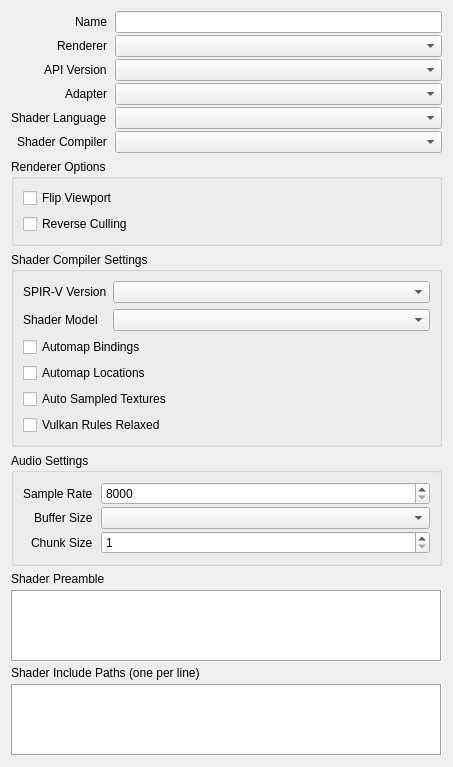
Old version of the form src/session/properties/SessionProperties.ui in the repository houmain/gpupad.
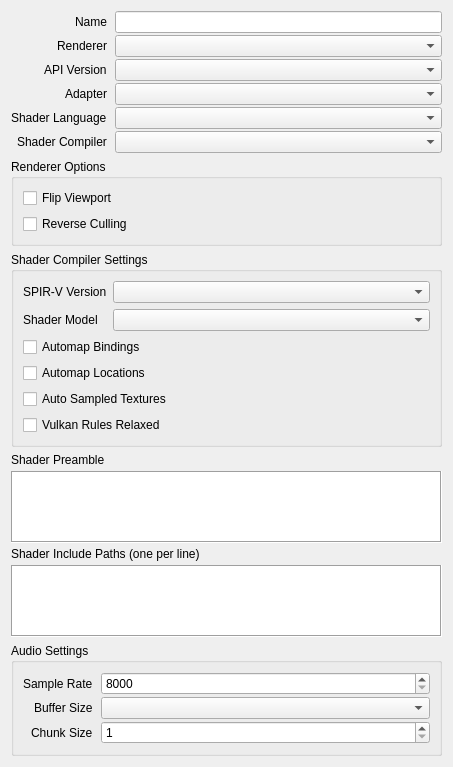
New version of the form. Custom widgets are drawn as their Qt base class.

Commit message: Moved Audio Settings to the end of session properties

What changed in the file:
```diff
--- a/src/session/properties/SessionProperties.ui
+++ b/src/session/properties/SessionProperties.ui
@@ -7,7 +7,7 @@
     <x>0</x>
     <y>0</y>
     <width>453</width>
-    <height>730</height>
+    <height>758</height>
    </rect>
   </property>
   <layout class="QVBoxLayout" name="verticalLayout">
@@ -180,6 +180,47 @@
      </layout>
     </widget>
    </item>
+   <item>
+    <layout class="QVBoxLayout" name="verticalLayout_3">
+     <property name="spacing">
+      <number>4</number>
+     </property>
+     <item>
+      <widget class="QLabel" name="labelShaderPreamble">
+       <property name="text">
+        <string>Shader Preamble</string>
+       </property>
+      </widget>
+     </item>
+     <item>
+      <widget class="ExpressionEditor" name="shaderPreamble">
+       <property name="frameShape">
+        <enum>QFrame::Shape::Box</enum>
+       </property>
+       <property name="lineWrapMode">
+        <enum>QPlainTextEdit::LineWrapMode::NoWrap</enum>
+       </property>
+      </widget>
+     </item>
+     <item>
+      <widget class="QLabel" name="labelShaderIncludePaths">
+       <property name="text">
+        <string>Shader Include Paths (one per line)</string>
+       </property>
+      </widget>
+     </item>
+     <item>
+      <widget class="ExpressionEditor" name="shaderIncludePaths">
+       <property name="frameShape">
+        <enum>QFrame::Shape::Box</enum>
+       </property>
+       <property name="lineWrapMode">
+        <enum>QPlainTextEdit::LineWrapMode::NoWrap</enum>
+       </property>
+      </widget>
+     </item>
+    </layout>
+   </item>
    <item>
     <widget class="QGroupBox" name="audioSettings">
      <property name="title">
@@ -245,47 +286,6 @@
      </layout>
     </widget>
    </item>
-   <item>
-    <layout class="QVBoxLayout" name="verticalLayout_3">
-     <property name="spacing">
-      <number>4</number>
-     </property>
-     <item>
-      <widget class="QLabel" name="labelShaderPreamble">
-       <property name="text">
-        <string>Shader Preamble</string>
-       </property>
-      </widget>
-     </item>
-     <item>
-      <widget class="ExpressionEditor" name="shaderPreamble">
-       <property name="frameShape">
-        <enum>QFrame::Shape::Box</enum>
-       </property>
-       <property name="lineWrapMode">
-        <enum>QPlainTextEdit::LineWrapMode::NoWrap</enum>
-       </property>
-      </widget>
-     </item>
-     <item>
-      <widget class="QLabel" name="labelShaderIncludePaths">
-       <property name="text">
-        <string>Shader Include Paths (one per line)</string>
-       </property>
-      </widget>
-     </item>
-     <item>
-      <widget class="ExpressionEditor" name="shaderIncludePaths">
-       <property name="frameShape">
-        <enum>QFrame::Shape::Box</enum>
-       </property>
-       <property name="lineWrapMode">
-        <enum>QPlainTextEdit::LineWrapMode::NoWrap</enum>
-       </property>
-      </widget>
-     </item>
-    </layout>
-   </item>
   </layout>
  </widget>
  <customwidgets>
```
